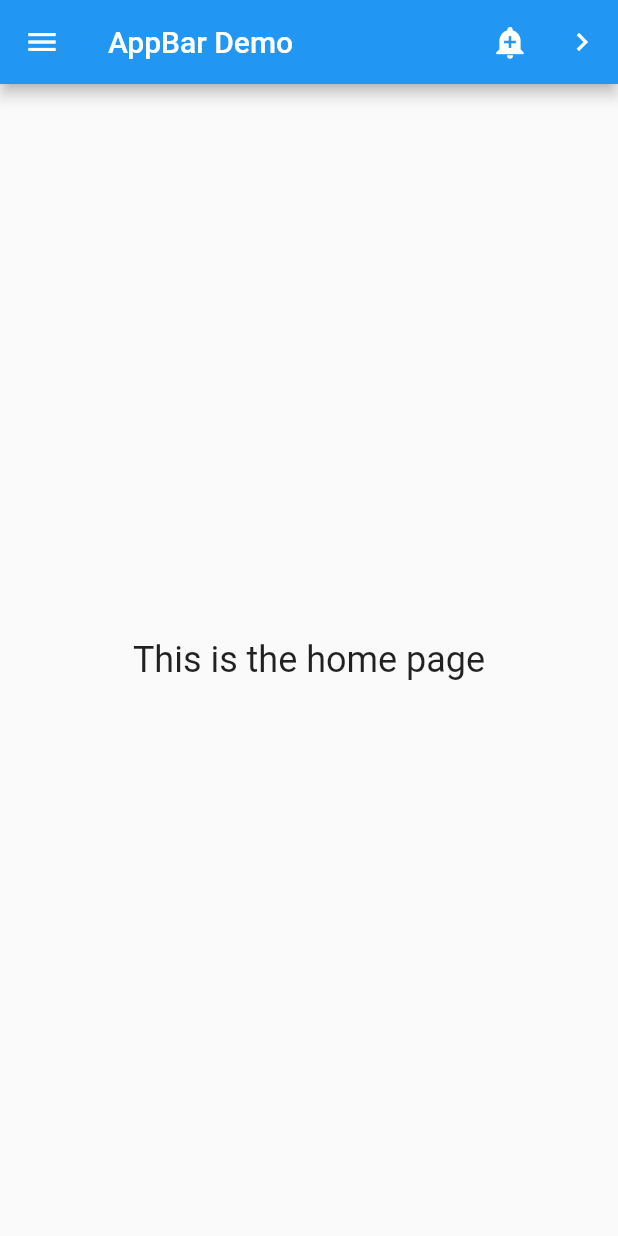
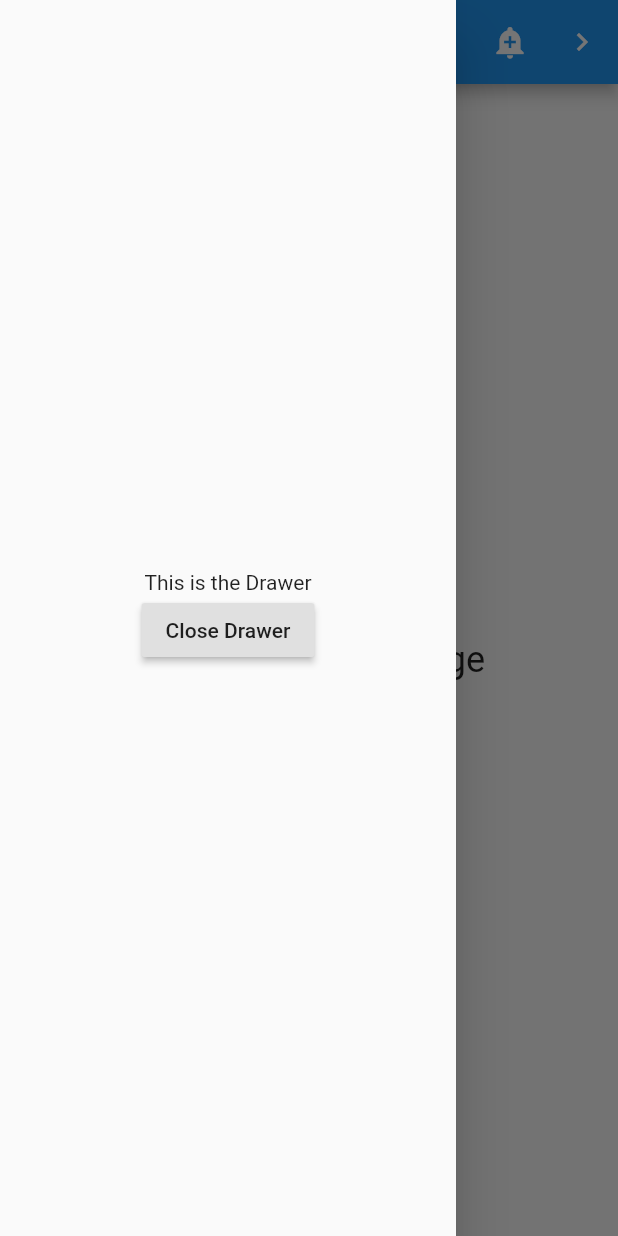
Before and after one commit to duwaista/flutter, a Flutter app: the screen it shows after launch, with the side drawer open (before the commit the screen has no drawer), on a phone screen of 412 x 824 dp. Run offline on Flutter 3.47's test engine with Material 2 defaults, Android fonts, the phone set to English and light mode, and no system bars.

Commit message:
add drawer

```diff
--- a/lib/main.dart
+++ b/lib/main.dart
@@ -50,7 +50,7 @@ class MyStatelessWidget extends StatelessWidget {
     return Scaffold(
       key: scaffoldKey,
       appBar: AppBar(
-        title: const Text('AppBar Demo'),
+        title: const Text('Demo'),
         leading: Builder(
           builder: (BuildContext context) {
             return IconButton(
@@ -83,6 +83,20 @@ class MyStatelessWidget extends StatelessWidget {
           style: TextStyle(fontSize: 24),
         ),
       ),
+      drawer: Drawer(
+        child: Center(
+          child: Column(
+            mainAxisAlignment: MainAxisAlignment.center,
+            children: <Widget>[
+              const Text('This is the Drawer'),
+              RaisedButton(
+                onPressed: () {Navigator.of(context).pop();},
+                child: const Text('Close Drawer'),
+              ),
+            ],
+          ),
+        ),
+      ),
     );
   }
 }
```
